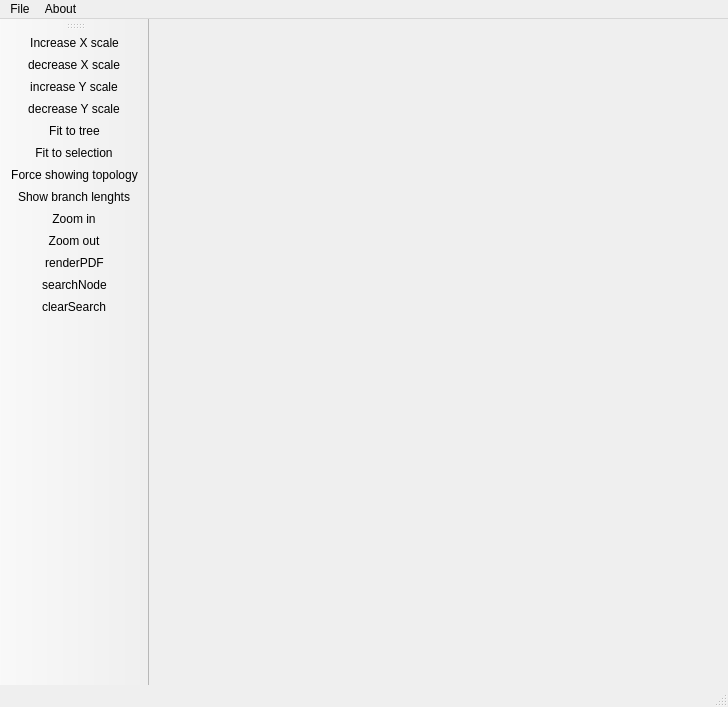
First picture: the form in ete2/treeview/ete_qt4app.ui, repository etetoolkit/ete, before the edit.
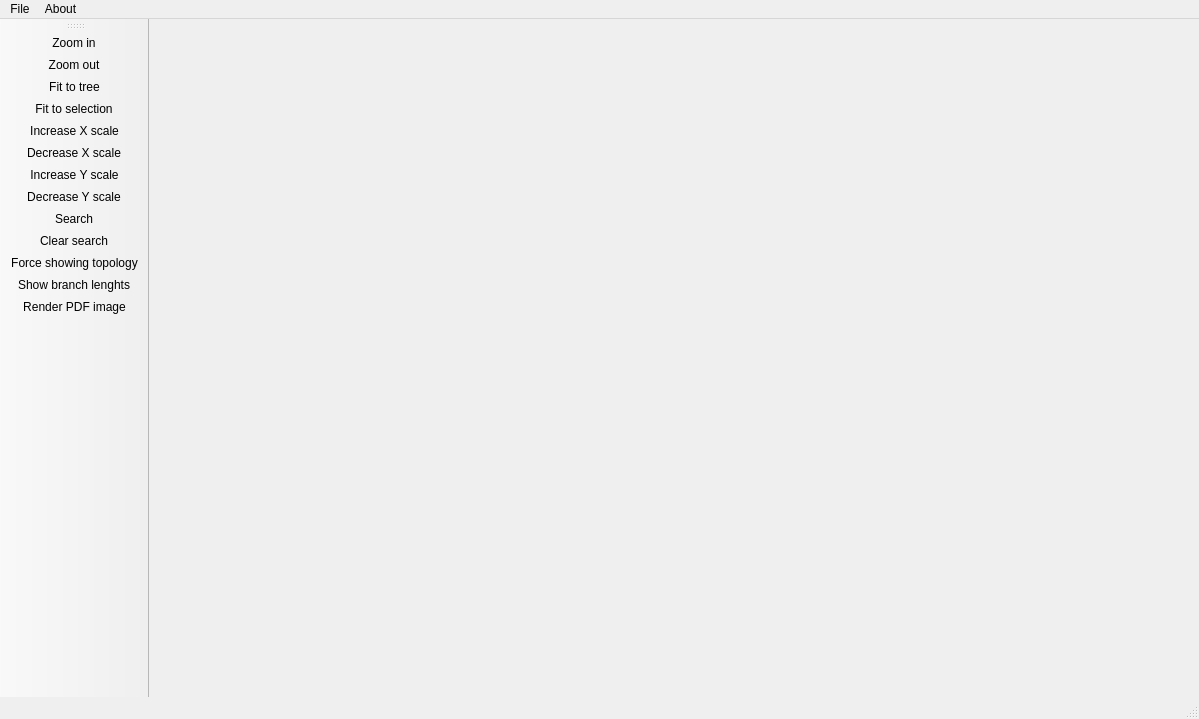
Second picture: the form after the edit.

Commit message: Fixed problems with zoom in/out and negative branchs and image loss-> Better scaling. Added show newick contextual option.

```diff
--- a/ete2/treeview/ete_qt4app.ui
+++ b/ete2/treeview/ete_qt4app.ui
@@ -1,30 +1,39 @@
 <?xml version="1.0" encoding="UTF-8"?>
 <ui version="4.0">
  <class>MainWindow</class>
- <widget class="QMainWindow" name="MainWindow">
-  <property name="geometry">
+ <widget class="QMainWindow" name="MainWindow" >
+  <property name="geometry" >
    <rect>
     <x>0</x>
     <y>0</y>
-    <width>728</width>
-    <height>707</height>
+    <width>1199</width>
+    <height>719</height>
    </rect>
   </property>
   <property name="windowTitle">
    <string>MainWindow</string>
   </property>
-  <widget class="QWidget" name="centralwidget"/>
-  <widget class="QMenuBar" name="menubar">
-   <property name="geometry">
+  <widget class="QWidget" name="centralwidget" >
+   <property name="geometry" >
+    <rect>
+     <x>153</x>
+     <y>24</y>
+     <width>1046</width>
+     <height>671</height>
+    </rect>
+   </property>
+  </widget>
+  <widget class="QMenuBar" name="menubar" >
+   <property name="geometry" >
     <rect>
      <x>0</x>
      <y>0</y>
-     <width>728</width>
-     <height>20</height>
+     <width>1199</width>
+     <height>24</height>
     </rect>
    </property>
-   <widget class="QMenu" name="menuFile">
-    <property name="title">
+   <widget class="QMenu" name="menuFile" >
+    <property name="title" >
      <string>File</string>
     </property>
     <addaction name="actionOpen"/>
@@ -33,21 +42,38 @@
     <addaction name="actionSave_image"/>
     <addaction name="actionSave_region"/>
    </widget>
-   <widget class="QMenu" name="menuAbout">
-    <property name="title">
+   <widget class="QMenu" name="menuAbout" >
+    <property name="title" >
      <string>About</string>
     </property>
     <addaction name="actionETE"/>
    </widget>
-   <addaction name="menuFile"/>
-   <addaction name="menuAbout"/>
+   <addaction name="menuFile" />
+   <addaction name="menuAbout" />
   </widget>
-  <widget class="QStatusBar" name="statusbar"/>
-  <widget class="QToolBar" name="toolBar">
-   <property name="enabled">
+  <widget class="QStatusBar" name="statusbar" >
+   <property name="geometry" >
+    <rect>
+     <x>0</x>
+     <y>695</y>
+     <width>1199</width>
+     <height>24</height>
+    </rect>
+   </property>
+  </widget>
+  <widget class="QToolBar" name="toolBar" >
+   <property name="enabled" >
     <bool>true</bool>
    </property>
-   <property name="windowTitle">
+   <property name="geometry" >
+    <rect>
+     <x>0</x>
+     <y>24</y>
+     <width>153</width>
+     <height>671</height>
+    </rect>
+   </property>
+   <property name="windowTitle" >
     <string>toolBar</string>
    </property>
    <attribute name="toolBarArea">
@@ -56,19 +82,19 @@
    <attribute name="toolBarBreak">
     <bool>false</bool>
    </attribute>
-   <addaction name="actionZoomInX"/>
-   <addaction name="actionZoomOutX"/>
-   <addaction name="actionZoomInY"/>
-   <addaction name="actionZoomOutY"/>
-   <addaction name="actionFit2tree"/>
-   <addaction name="actionFit2region"/>
-   <addaction name="actionForceTopology"/>
-   <addaction name="actionBranchLength"/>
-   <addaction name="actionZoomIn"/>
-   <addaction name="actionZoomOut"/>
-   <addaction name="actionRenderPDF"/>
-   <addaction name="actionSearchNode"/>
-   <addaction name="actionClearSearch"/>
+   <addaction name="actionZoomIn" />
+   <addaction name="actionZoomOut" />
+   <addaction name="actionFit2tree" />
+   <addaction name="actionFit2region" />
+   <addaction name="actionZoomInX" />
+   <addaction name="actionZoomOutX" />
+   <addaction name="actionZoomInY" />
+   <addaction name="actionZoomOutY" />
+   <addaction name="actionSearchNode" />
+   <addaction name="actionClear_search" />
+   <addaction name="actionForceTopology" />
+   <addaction name="actionBranchLength" />
+   <addaction name="actionRenderPDF" />
   </widget>
   <action name="actionOpen">
    <property name="text">
@@ -160,19 +186,19 @@
     <string>Increase X scale</string>
    </property>
   </action>
-  <action name="actionZoomOutX">
-   <property name="text">
-    <string>decrease X scale</string>
+  <action name="actionZoomOutX" >
+   <property name="text" >
+    <string>Decrease X scale</string>
    </property>
   </action>
-  <action name="actionZoomInY">
-   <property name="text">
-    <string>increase Y scale</string>
+  <action name="actionZoomInY" >
+   <property name="text" >
+    <string>Increase Y scale</string>
    </property>
   </action>
-  <action name="actionZoomOutY">
-   <property name="text">
-    <string>decrease Y scale</string>
+  <action name="actionZoomOutY" >
+   <property name="text" >
+    <string>Decrease Y scale</string>
    </property>
   </action>
   <action name="actionFit2tree">
@@ -191,22 +217,22 @@
     <string>R</string>
    </property>
   </action>
-  <action name="actionRenderPDF">
-   <property name="text">
-    <string>renderPDF</string>
+  <action name="actionRenderPDF" >
+   <property name="text" >
+    <string>Render PDF image</string>
    </property>
   </action>
-  <action name="actionSearchNode">
-   <property name="text">
-    <string>searchNode</string>
+  <action name="actionSearchNode" >
+   <property name="text" >
+    <string>Search</string>
    </property>
    <property name="shortcut">
     <string>Ctrl+S</string>
    </property>
   </action>
-  <action name="actionClearSearch">
-   <property name="text">
-    <string>clearSearch</string>
+  <action name="actionClear_search" >
+   <property name="text" >
+    <string>Clear search</string>
    </property>
   </action>
  </widget>
```
Left out of the diff: 104 changed lines with no effect on the pictures. The commit also changes 4 other files.
